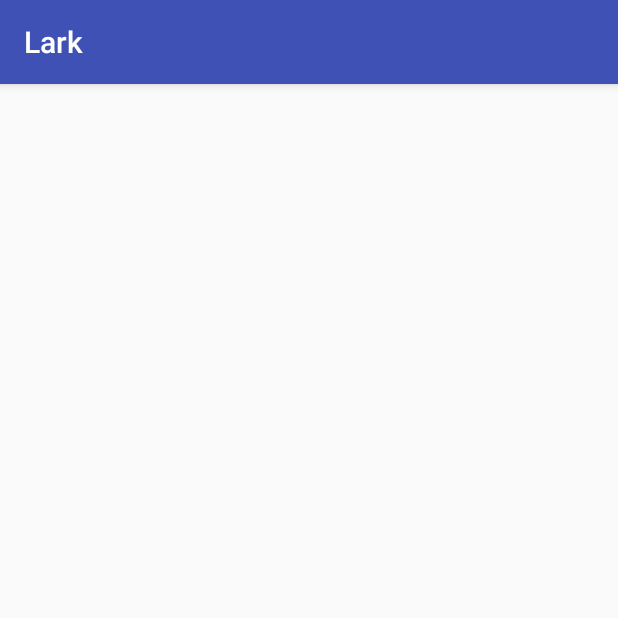
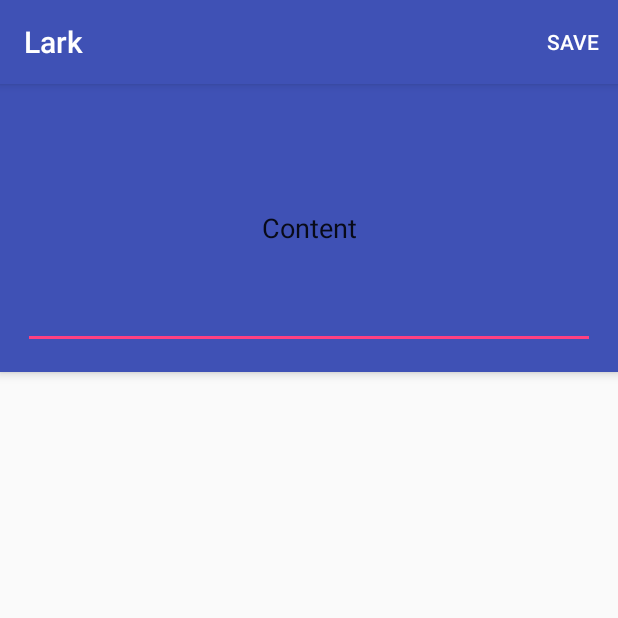
Before and after one commit to djacoronel/Lark, an Android app: the screen it shows after launch (AddEditActivity), after a tap on an icon or button, on a phone screen of 412 x 824 dp, the top half of it. Run offline under Robolectric (Android 15) with nearby library versions, the phone set to English and light mode, and no system bars; our stand-ins replace Dagger/Hilt's generated code, Room's generated code.

```diff
--- a/app/build.gradle
+++ b/app/build.gradle
@@ -22,6 +22,9 @@ android {
             proguardFiles getDefaultProguardFile('proguard-android.txt'), 'proguard-rules.pro'
         }
     }
+    dataBinding {
+        enabled = true
+    }
 }
 
 dependencies {
@@ -39,6 +42,7 @@ dependencies {
     implementation 'android.arch.persistence.room:rxjava2:1.0.0'
     implementation 'android.arch.lifecycle:extensions:1.0.0'
     kapt 'android.arch.persistence.room:compiler:1.0.0'
+    kapt 'com.android.databinding:compiler:3.0.1'
     // testing
     testImplementation 'junit:junit:4.12'
     androidTestImplementation 'com.android.support.test:runner:1.0.1'
--- a/app/src/main/java/com/djacoronel/lark/addeditcategory/AddEditActivity.kt
+++ b/app/src/main/java/com/djacoronel/lark/addeditcategory/AddEditActivity.kt
@@ -1,10 +1,15 @@
 package com.djacoronel.lark.addeditcategory
 
+import android.arch.lifecycle.Observer
 import android.arch.lifecycle.ViewModelProviders
 import android.support.v7.app.AppCompatActivity
 import android.os.Bundle
+import android.util.Log
+import android.view.Menu
+import android.view.MenuItem
 import com.djacoronel.lark.R
 import com.djacoronel.lark.ViewModelFactory
+import com.djacoronel.lark.data.model.Category
 import dagger.android.AndroidInjection
 import javax.inject.Inject
 
@@ -25,11 +30,37 @@ class AddEditActivity : AppCompatActivity() {
         val viewModelProvider = ViewModelProviders.of(this, viewModelFactory)
         viewModel = viewModelProvider.get(AddEditViewModel::class.java)
 
+        viewModel.categoryAddedEvent.observe(this, Observer {
+            setResult(REQUEST_CODE_ADD)
+            finish()
+        })
+
     }
 
     companion object {
         const val REQUEST_CODE = 0
-        const val REQUEST_CODE_ADD = 0
-        const val REQUEST_CODE_EDIT = 0
+        const val REQUEST_CODE_ADD = 1
+        const val REQUEST_CODE_EDIT = 2
     }
+
+
+    override fun onCreateOptionsMenu(menu: Menu): Boolean {
+        menuInflater.inflate(R.menu.activity_add_edit_menu, menu)
+        return true
+    }
+
+    override fun onOptionsItemSelected(item: MenuItem): Boolean {
+        when (item.itemId) {
+            R.id.menu_save -> {
+                Log.i("test","save")
+                val newCategory = Category()
+                newCategory.categoryLabel = "test"
+                viewModel.addCategory(newCategory)
+                return true
+            }
+            else -> return super.onOptionsItemSelected(item)
+        }
+    }
+
+
 }
--- /dev/null
+++ b/app/src/main/java/com/djacoronel/lark/categories/CategoriesAdapter.kt
@@ -0,0 +1,49 @@
+package com.djacoronel.lark.categories
+
+import android.support.v7.widget.RecyclerView
+import android.view.LayoutInflater
+import android.view.ViewGroup
+import com.djacoronel.lark.BR
+import com.djacoronel.lark.data.model.Category
+import com.djacoronel.lark.databinding.ItemCategoryBinding
+
+
+/**
+ * Created by djacoronel on 12/24/17.
+ */
+class CategoriesAdapter(private val categoryViewModel: CategoryViewModel) : RecyclerView.Adapter<RecyclerView.ViewHolder>() {
+    private var categories = listOf<Category>()
+
+    fun replaceData(categories: List<Category>) {
+        setList(categories)
+    }
+
+    private fun setList(categories: List<Category>) {
+        this.categories = categories
+        notifyDataSetChanged()
+    }
+
+    override fun getItemCount(): Int = categories.size
+
+    inner class MyViewHolder(private val binding: ItemCategoryBinding) : RecyclerView.ViewHolder(binding.root) {
+        fun bind(category: Category) {
+            binding.setVariable(BR.category, category)
+            binding.executePendingBindings()
+        }
+    }
+
+    override fun onCreateViewHolder(parent: ViewGroup, viewType: Int): RecyclerView.ViewHolder {
+        val layoutInflater = LayoutInflater.from(parent.context)
+        val itemBinding = ItemCategoryBinding.inflate(layoutInflater, parent, false)
+        return MyViewHolder(itemBinding)
+    }
+
+    override fun onBindViewHolder(holder: RecyclerView.ViewHolder, position: Int) {
+        val item = getItemForPosition(position)
+        (holder as MyViewHolder).bind(item)
+    }
+
+    private fun getItemForPosition(position: Int): Category {
+        return categories[position]
+    }
+}
--- a/app/src/main/java/com/djacoronel/lark/categories/CategoryActivity.kt
+++ b/app/src/main/java/com/djacoronel/lark/categories/CategoryActivity.kt
@@ -14,6 +14,7 @@ import kotlinx.android.synthetic.main.activity_main.*
 import kotlinx.android.synthetic.main.app_bar_main.*
 import android.arch.lifecycle.ViewModelProviders
 import android.content.Intent
+import android.support.v7.widget.LinearLayoutManager
 import com.djacoronel.lark.ViewModelFactory
 import com.djacoronel.lark.addeditcategory.AddEditActivity
 import dagger.android.AndroidInjection
@@ -24,16 +25,18 @@ class CategoryActivity : AppCompatActivity(), NavigationView.OnNavigationItemSel
     @Inject
     lateinit var viewModelFactory: ViewModelFactory
     private lateinit var viewModel: CategoryViewModel
+    private lateinit var recyclerAdapter: CategoriesAdapter
 
     override fun onCreate(savedInstanceState: Bundle?) {
         AndroidInjection.inject(this)
         super.onCreate(savedInstanceState)
         setContentView(R.layout.activity_main)
+
+        initViewModel()
         setSupportActionBar(toolbar)
         setupFab()
         setupDrawerToggle()
-
-        initViewModel()
+        setupRecycler()
     }
 
     private fun initViewModel() {
@@ -50,7 +53,7 @@ class CategoryActivity : AppCompatActivity(), NavigationView.OnNavigationItemSel
         })
         viewModel.categories.observe(this, Observer { categories ->
             categories?.let {
-                //postsListAdapter.items = it
+                recyclerAdapter.replaceData(it)
             }
         })
     }
@@ -69,6 +72,12 @@ class CategoryActivity : AppCompatActivity(), NavigationView.OnNavigationItemSel
         drawer_layout.addDrawerListener(toggle)
         toggle.syncState()
         nav_view.setNavigationItemSelectedListener(this)
+    }
+
+    private fun setupRecycler(){
+        recyclerAdapter = CategoriesAdapter(viewModel)
+        main_recycler.layoutManager = LinearLayoutManager(this)
+        main_recycler.adapter = recyclerAdapter
     }
 
     override fun onBackPressed() {
--- a/app/src/main/java/com/djacoronel/lark/categories/CategoryViewModel.kt
+++ b/app/src/main/java/com/djacoronel/lark/categories/CategoryViewModel.kt
@@ -3,6 +3,7 @@ package com.djacoronel.lark.categories
 import android.arch.lifecycle.LiveData
 import android.arch.lifecycle.MutableLiveData
 import android.arch.lifecycle.ViewModel
+import android.util.Log
 import com.djacoronel.lark.SingleLiveEvent
 import com.djacoronel.lark.data.model.Category
 import com.djacoronel.lark.data.model.Idea
@@ -24,6 +25,8 @@ class CategoryViewModel(private val categoryRepository: CategoryRepository) : Vi
 
     fun loadCategories() {
         categories = categoryRepository.getCategories()
+        categories.value?.let { Log.i("categories",it.toString() ) }
+
     }
 
     fun showCategories() {
--- a/app/src/main/java/com/djacoronel/lark/data/model/Schedule.kt
+++ b/app/src/main/java/com/djacoronel/lark/data/model/Schedule.kt
@@ -11,4 +11,9 @@ class Schedule{
     var interval: Int = 0
     var date: Date = Date()
     var days: Days = Days()
+
+
+    override fun toString(): String {
+        return "Category Schedule"
+    }
 }
--- a/app/src/main/res/layout/activity_add_edit.xml
+++ b/app/src/main/res/layout/activity_add_edit.xml
@@ -1,10 +1,39 @@
 <?xml version="1.0" encoding="utf-8"?>
-<android.support.constraint.ConstraintLayout
+<android.support.design.widget.CoordinatorLayout
   xmlns:android="http://schemas.android.com/apk/res/android"
   xmlns:app="http://schemas.android.com/apk/res-auto"
   xmlns:tools="http://schemas.android.com/tools"
   android:layout_width="match_parent"
-  android:layout_height="match_parent"
-  tools:context="com.djacoronel.lark.addeditcategory.AddEditActivity">
+  android:layout_height="match_parent">
+  <android.support.design.widget.AppBarLayout
+    android:id="@+id/appbar"
+    android:layout_width="match_parent"
+    android:layout_height="192dp">
+    <android.support.design.widget.CollapsingToolbarLayout
+      android:layout_width="match_parent"
+      android:layout_height="match_parent"
+      android:padding="15dp"
+      app:contentScrim="?attr/colorPrimary"
+      app:toolbarId="@+id/toolbar">
+      <EditText
+        android:id="@+id/editText"
+        android:layout_width="match_parent"
+        android:layout_height="match_parent"
+        android:ems="10"
+        android:inputType="textMultiLine"
+        android:text="Content"
+        android:textAlignment="center"/>
+    </android.support.design.widget.CollapsingToolbarLayout>
+  </android.support.design.widget.AppBarLayout>
+  <android.support.v4.widget.NestedScrollView
+    android:layout_width="match_parent"
+    android:layout_height="match_parent"
+    app:layout_behavior="android.support.design.widget.AppBarLayout$ScrollingViewBehavior">
+    <android.support.constraint.ConstraintLayout
+      android:layout_width="match_parent"
+      android:layout_height="match_parent"
+      tools:context="com.djacoronel.lark.addeditcategory.AddEditActivity">
 
-</android.support.constraint.ConstraintLayout>
+    </android.support.constraint.ConstraintLayout>
+  </android.support.v4.widget.NestedScrollView>
+</android.support.design.widget.CoordinatorLayout>
--- /dev/null
+++ b/app/src/main/res/menu/activity_add_edit_menu.xml
@@ -0,0 +1,9 @@
+<?xml version="1.0" encoding="utf-8"?>
+<menu xmlns:app="http://schemas.android.com/apk/res-auto"
+  xmlns:android="http://schemas.android.com/apk/res/android">
+
+  <item
+    android:title="@string/menu_save"
+    android:id="@+id/menu_save"
+    app:showAsAction="always"/>
+</menu>
--- a/app/src/main/res/values/strings.xml
+++ b/app/src/main/res/values/strings.xml
@@ -8,4 +8,5 @@
   <string name="placeholder_idea_content">Idea Content</string>
   <string name="placeholder_idea_category">Idea Category</string>
   <string name="placeholder_cateogry_schedule">Cateogry Schedule</string>
+  <string name="menu_save">Save</string>
 </resources>
--- a/build.gradle
+++ b/build.gradle
@@ -7,7 +7,7 @@ buildscript {
         jcenter()
     }
     dependencies {
-        classpath 'com.android.tools.build:gradle:3.0.0'
+        classpath 'com.android.tools.build:gradle:3.0.1'
         classpath "org.jetbrains.kotlin:kotlin-gradle-plugin:$kotlin_version"
 
         // NOTE: Do not place your application dependencies here; they belong
```
Also changed, not shown: app/src/main/java/com/djacoronel/lark/categories/CategoryItemActionListener.kt (added, +10 -0 lines), app/src/main/res/layout/item_category.xml (+17 -7 lines).
